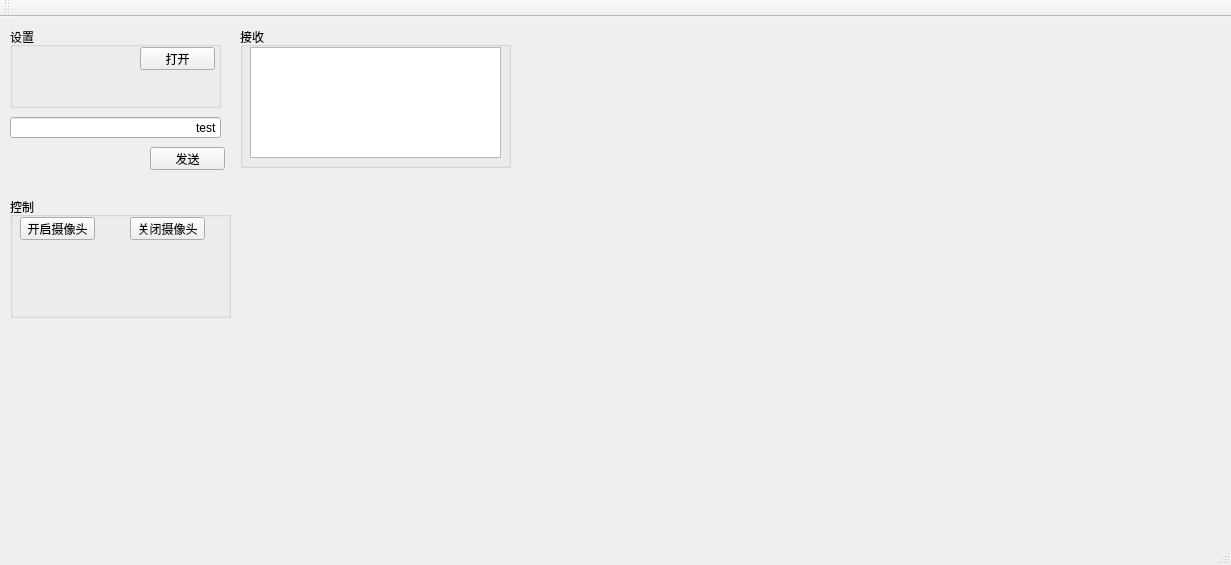
The window that mainwindow.ui (guanglun/openvio_pc) describes before a commit, drawn with Qt 5.
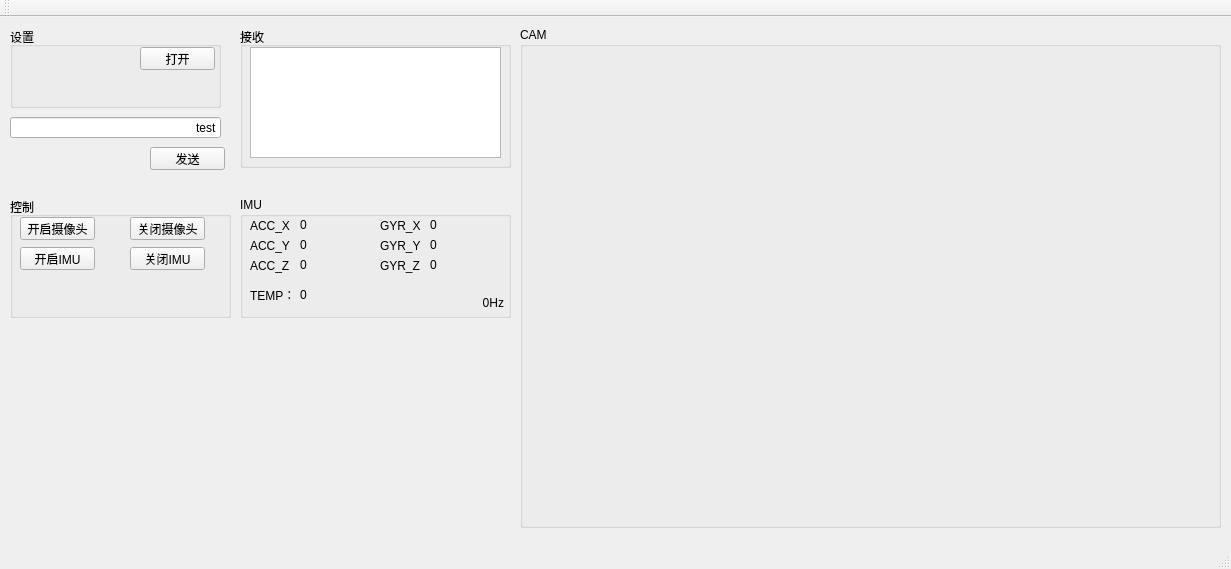
The same window after the commit.

Diff of the .ui file:
```diff
--- a/mainwindow.ui
+++ b/mainwindow.ui
@@ -7,7 +7,7 @@
     <x>0</x>
     <y>0</y>
     <width>1231</width>
-    <height>565</height>
+    <height>569</height>
    </rect>
   </property>
   <property name="maximumSize">
@@ -159,7 +159,7 @@
    <widget class="QLabel" name="lb_img">
     <property name="geometry">
      <rect>
-      <x>540</x>
+      <x>530</x>
       <y>20</y>
       <width>640</width>
       <height>480</height>
@@ -208,6 +208,256 @@
      </property>
      <property name="text">
       <string>关闭摄像头</string>
+     </property>
+    </widget>
+    <widget class="QPushButton" name="pb_imu_start">
+     <property name="geometry">
+      <rect>
+       <x>10</x>
+       <y>50</y>
+       <width>75</width>
+       <height>23</height>
+      </rect>
+     </property>
+     <property name="text">
+      <string>开启IMU</string>
+     </property>
+    </widget>
+    <widget class="QPushButton" name="pb_imu_stop">
+     <property name="geometry">
+      <rect>
+       <x>120</x>
+       <y>50</y>
+       <width>75</width>
+       <height>23</height>
+      </rect>
+     </property>
+     <property name="text">
+      <string>关闭IMU</string>
+     </property>
+    </widget>
+   </widget>
+   <widget class="QGroupBox" name="groupBox_4">
+    <property name="geometry">
+     <rect>
+      <x>520</x>
+      <y>10</y>
+      <width>701</width>
+      <height>501</height>
+     </rect>
+    </property>
+    <property name="title">
+     <string>CAM</string>
+    </property>
+   </widget>
+   <widget class="QGroupBox" name="groupBox_5">
+    <property name="geometry">
+     <rect>
+      <x>240</x>
+      <y>180</y>
+      <width>271</width>
+      <height>121</height>
+     </rect>
+    </property>
+    <property name="title">
+     <string>IMU</string>
+    </property>
+    <widget class="QLabel" name="label_3">
+     <property name="geometry">
+      <rect>
+       <x>10</x>
+       <y>20</y>
+       <width>41</width>
+       <height>16</height>
+      </rect>
+     </property>
+     <property name="text">
+      <string>ACC_X：</string>
+     </property>
+    </widget>
+    <widget class="QLabel" name="label_4">
+     <property name="geometry">
+      <rect>
+       <x>10</x>
+       <y>40</y>
+       <width>41</width>
+       <height>16</height>
+      </rect>
+     </property>
+     <property name="text">
+      <string>ACC_Y：</string>
+     </property>
+    </widget>
+    <widget class="QLabel" name="label_5">
+     <property name="geometry">
+      <rect>
+       <x>10</x>
+       <y>60</y>
+       <width>41</width>
+       <height>16</height>
+      </rect>
+     </property>
+     <property name="text">
+      <string>ACC_Z：</string>
+     </property>
+    </widget>
+    <widget class="QLabel" name="label_6">
+     <property name="geometry">
+      <rect>
+       <x>140</x>
+       <y>60</y>
+       <width>41</width>
+       <height>16</height>
+      </rect>
+     </property>
+     <property name="text">
+      <string>GYR_Z：</string>
+     </property>
+    </widget>
+    <widget class="QLabel" name="label_7">
+     <property name="geometry">
+      <rect>
+       <x>140</x>
+       <y>20</y>
+       <width>41</width>
+       <height>16</height>
+      </rect>
+     </property>
+     <property name="text">
+      <string>GYR_X：</string>
+     </property>
+    </widget>
+    <widget class="QLabel" name="label_8">
+     <property name="geometry">
+      <rect>
+       <x>140</x>
+       <y>40</y>
+       <width>41</width>
+       <height>16</height>
+      </rect>
+     </property>
+     <property name="text">
+      <string>GYR_Y：</string>
+     </property>
+    </widget>
+    <widget class="QLabel" name="label_9">
+     <property name="geometry">
+      <rect>
+       <x>10</x>
+       <y>90</y>
+       <width>41</width>
+       <height>16</height>
+      </rect>
+     </property>
+     <property name="text">
+      <string>TEMP：</string>
+     </property>
+    </widget>
+    <widget class="QLabel" name="lb_acc_x">
+     <property name="geometry">
+      <rect>
+       <x>60</x>
+       <y>20</y>
+       <width>71</width>
+       <height>16</height>
+      </rect>
+     </property>
+     <property name="text">
+      <string>0</string>
+     </property>
+    </widget>
+    <widget class="QLabel" name="lb_acc_y">
+     <property name="geometry">
+      <rect>
+       <x>60</x>
+       <y>40</y>
+       <width>71</width>
+       <height>16</height>
+      </rect>
+     </property>
+     <property name="text">
+      <string>0</string>
+     </property>
+    </widget>
+    <widget class="QLabel" name="lb_acc_z">
+     <property name="geometry">
+      <rect>
+       <x>60</x>
+       <y>60</y>
+       <width>71</width>
+       <height>16</height>
+      </rect>
+     </property>
+     <property name="text">
+      <string>0</string>
+     </property>
+    </widget>
+    <widget class="QLabel" name="lb_temp">
+     <property name="geometry">
+      <rect>
+       <x>60</x>
+       <y>90</y>
+       <width>71</width>
+       <height>16</height>
+      </rect>
+     </property>
+     <property name="text">
+      <string>0</string>
+     </property>
+    </widget>
+    <widget class="QLabel" name="lb_gyr_x">
+     <property name="geometry">
+      <rect>
+       <x>190</x>
+       <y>20</y>
+       <width>71</width>
+       <height>16</height>
+      </rect>
+     </property>
+     <property name="text">
+      <string>0</string>
+     </property>
+    </widget>
+    <widget class="QLabel" name="lb_gyr_y">
+     <property name="geometry">
+      <rect>
+       <x>190</x>
+       <y>40</y>
+       <width>71</width>
+       <height>16</height>
+      </rect>
+     </property>
+     <property name="text">
+      <string>0</string>
+     </property>
+    </widget>
+    <widget class="QLabel" name="lb_gyr_z">
+     <property name="geometry">
+      <rect>
+       <x>190</x>
+       <y>60</y>
+       <width>71</width>
+       <height>16</height>
+      </rect>
+     </property>
+     <property name="text">
+      <string>0</string>
+     </property>
+    </widget>
+    <widget class="QLabel" name="lb_imu_hz">
+     <property name="geometry">
+      <rect>
+       <x>210</x>
+       <y>100</y>
+       <width>54</width>
+       <height>12</height>
+      </rect>
+     </property>
+     <property name="text">
+      <string>0Hz</string>
+     </property>
+     <property name="alignment">
+      <set>Qt::AlignRight|Qt::AlignTrailing|Qt::AlignVCenter</set>
      </property>
     </widget>
    </widget>
```
